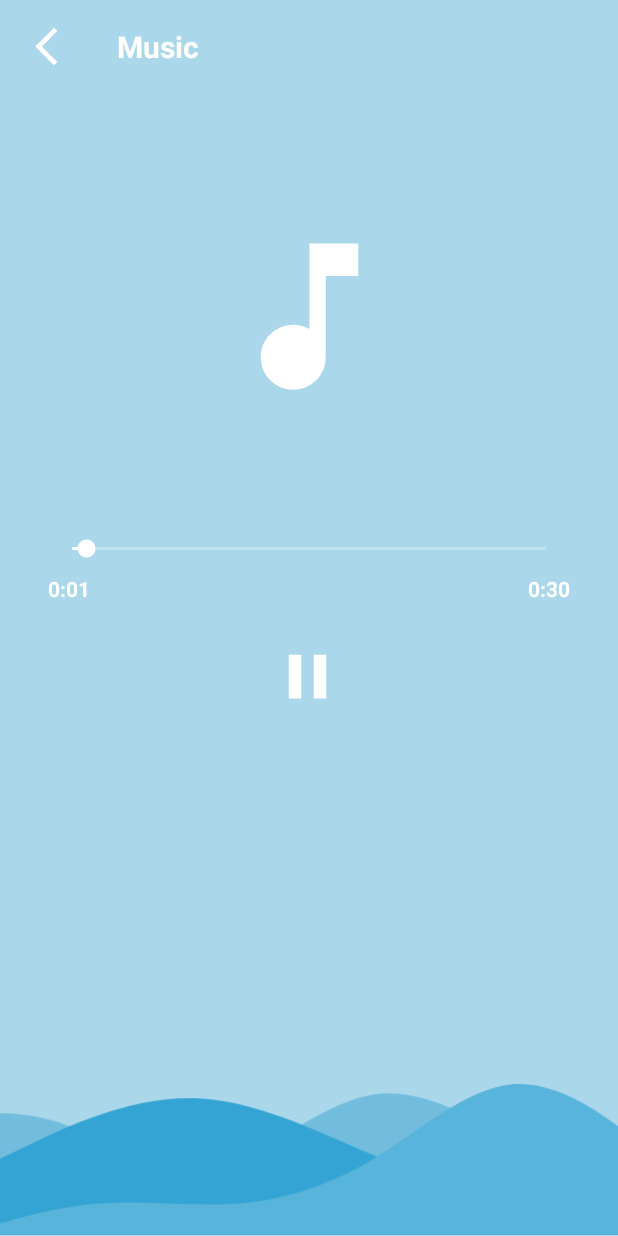
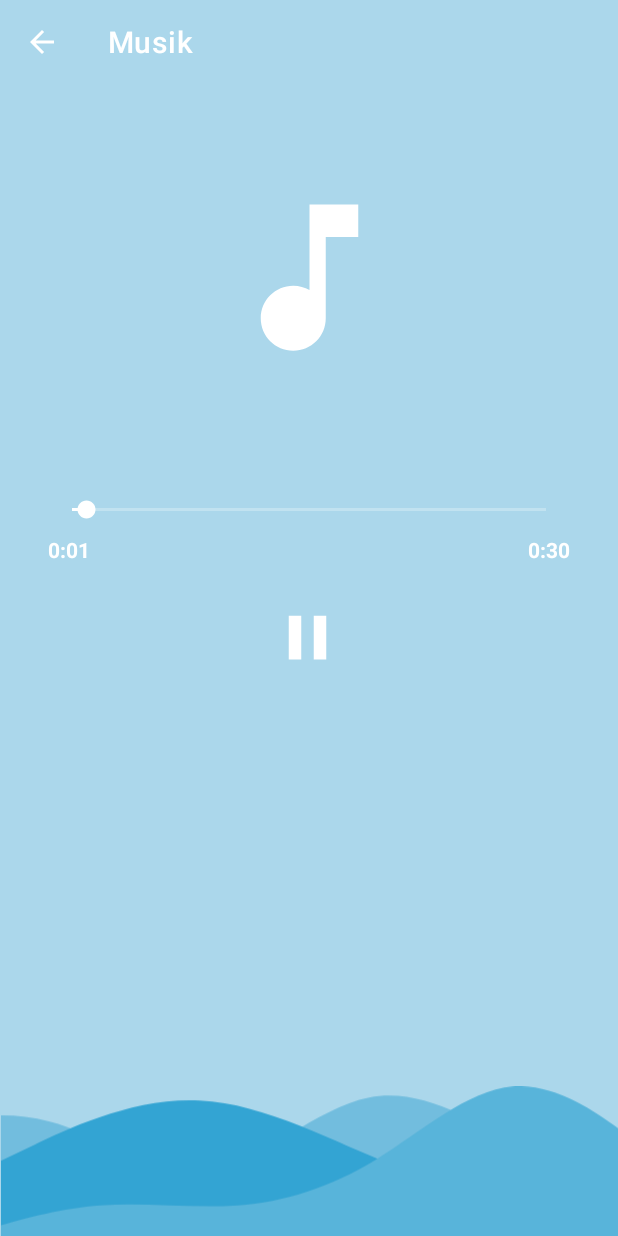
Before and after one commit to EnhanceTeam/sMEdy-app, an Android app: the MusicPlayerActivity screen opened directly, with no data from a screen before it, on a phone screen of 412 x 824 dp. Run offline under Robolectric (Android 15) with nearby library versions, the phone set to English and light mode, and no system bars; Roboto replaces fonts that are not available here.

Commit message:
Update player design

```diff
--- a/Smedy/app/src/main/java/com/example/smedy/view/MusicPlayerActivity.java
+++ b/Smedy/app/src/main/java/com/example/smedy/view/MusicPlayerActivity.java
@@ -4,6 +4,7 @@ import android.content.Intent;
 import android.media.MediaPlayer;
 import android.os.Bundle;
 import android.os.Handler;
+import android.view.MenuItem;
 import android.view.MotionEvent;
 import android.view.View;
 import android.widget.ImageView;
@@ -11,7 +12,9 @@ import android.widget.SeekBar;
 import android.widget.TextView;
 import android.widget.Toast;
 
+import androidx.annotation.NonNull;
 import androidx.appcompat.app.AppCompatActivity;
+import androidx.appcompat.widget.Toolbar;
 import androidx.lifecycle.Observer;
 import androidx.lifecycle.ViewModelProvider;
 
@@ -23,7 +26,8 @@ import com.example.smedy.viewmodel.MusicViewModel;
 import java.util.ArrayList;
 
 public class MusicPlayerActivity extends AppCompatActivity {
-    private ImageView musicImageViewBack, musicPlayerImageView, musicPlayerPlayPauseImageView;
+    private Toolbar toolbarMusicPlayer;
+    private ImageView musicPlayerImageView, musicPlayerPlayPauseImageView;
     private SeekBar musicPlayerSeekBar;
     private TextView musicPlayerCurrentTimeTextView, musicPlayerTotalTimeTextView, musicPlayerTitleTextView;
     private MediaPlayer mediaPlayer;
@@ -57,6 +61,7 @@ public class MusicPlayerActivity extends AppCompatActivity {
     protected void onCreate(Bundle savedInstanceState) {
         super.onCreate(savedInstanceState);
         setContentView(R.layout.activity_music_player);
+        getWindow().setStatusBarColor(getColor(R.color.soft_blue_100));
 
         initialize();
         setListener();
@@ -76,14 +81,6 @@ public class MusicPlayerActivity extends AppCompatActivity {
     }
 
     private void setListener() {
-        musicImageViewBack.setOnClickListener(new View.OnClickListener() {
-            @Override
-            public void onClick(View view) {
-                pause();
-                finish();
-            }
-        });
-
         musicPlayerPlayPauseImageView.setOnClickListener(new View.OnClickListener() {
             @Override
             public void onClick(View view) {
@@ -157,13 +154,17 @@ public class MusicPlayerActivity extends AppCompatActivity {
         musicFormat = intent.getStringExtra("music");
         tokenFormat = intent.getStringExtra("token");
 
-        musicImageViewBack = findViewById(R.id.musicImageViewBack);
+        toolbarMusicPlayer = findViewById(R.id.toolbarMusicPlayer);
         musicPlayerImageView = findViewById(R.id.musicPlayerImageView);
         musicPlayerPlayPauseImageView = findViewById(R.id.musicPlayerPlayPauseImageView);
         musicPlayerSeekBar = findViewById(R.id.musicPlayerSeekBar);
         musicPlayerCurrentTimeTextView = findViewById(R.id.musicPlayerCurrentTimeTextView);
         musicPlayerTotalTimeTextView = findViewById(R.id.musicPlayerTotalTimeTextView);
         musicPlayerTitleTextView = findViewById(R.id.musicPlayerTitleTextView);
+
+        setSupportActionBar(toolbarMusicPlayer);
+        getSupportActionBar().setDisplayHomeAsUpEnabled(true);
+        getSupportActionBar().setHomeButtonEnabled(true);
 
         viewModel = new ViewModelProvider(MusicPlayerActivity.this).get(MusicViewModel.class);
         viewModel.setResultGetMusic();
@@ -205,4 +206,15 @@ public class MusicPlayerActivity extends AppCompatActivity {
         finish();
     }
 
+    @Override
+    public boolean onOptionsItemSelected(@NonNull MenuItem item) {
+
+        if (item.getItemId() == android.R.id.home) {
+            pause();
+            finish();
+        }
+
+        return super.onOptionsItemSelected(item);
+    }
+
 }
--- a/Smedy/app/src/main/java/com/example/smedy/view/SplashActivity.java
+++ b/Smedy/app/src/main/java/com/example/smedy/view/SplashActivity.java
@@ -5,6 +5,7 @@ import androidx.appcompat.app.AppCompatActivity;
 import android.content.Intent;
 import android.os.Bundle;
 import android.os.Handler;
+import android.view.View;
 import android.view.Window;
 import android.widget.ImageView;
 
@@ -83,6 +84,10 @@ public class SplashActivity extends AppCompatActivity {
 
         // Set Android Status Bar Color
         getWindow().setStatusBarColor(getColor(R.color.blue_800));
+
+        // Set Android Status Bar Text Color
+        View decorView = getWindow().getDecorView();
+        decorView.setSystemUiVisibility(decorView.getSystemUiVisibility() & ~View.SYSTEM_UI_FLAG_LIGHT_STATUS_BAR);
     }
 
     private void setAnimation() {
--- a/Smedy/app/src/main/res/layout/activity_music_player.xml
+++ b/Smedy/app/src/main/res/layout/activity_music_player.xml
@@ -6,6 +6,18 @@
     android:layout_height="match_parent"
     android:background="#ABD7EB"
     tools:context=".view.MusicPlayerActivity">
+
+    <androidx.appcompat.widget.Toolbar
+        android:id="@+id/toolbarMusicPlayer"
+        android:layout_width="match_parent"
+        android:layout_height="wrap_content"
+        android:background="?attr/colorPrimary"
+        android:minHeight="?attr/actionBarSize"
+        android:theme="@style/ToolbarSoftBlue"
+        app:layout_constraintEnd_toEndOf="parent"
+        app:layout_constraintStart_toStartOf="parent"
+        app:layout_constraintTop_toTopOf="parent"
+        app:title="@string/musik" />
 
     <ImageView
         android:id="@+id/musicPlayerPlayPauseImageView"
@@ -49,10 +61,10 @@
         android:id="@+id/musicPlayerImageView"
         android:layout_width="130dp"
         android:layout_height="130dp"
-        android:layout_marginTop="100dp"
+        android:layout_marginTop="64dp"
         app:layout_constraintEnd_toEndOf="parent"
         app:layout_constraintStart_toStartOf="parent"
-        app:layout_constraintTop_toBottomOf="@+id/musicImageViewBack"
+        app:layout_constraintTop_toBottomOf="@+id/toolbarMusicPlayer"
         app:srcCompat="@drawable/ic_baseline_music_note_24" />
 
     <TextView
@@ -79,34 +91,10 @@
         app:layout_constraintTop_toBottomOf="@+id/musicPlayerImageView" />
 
     <ImageView
-        android:id="@+id/musicImageViewBack"
-        android:layout_width="wrap_content"
-        android:layout_height="wrap_content"
-        android:layout_marginStart="16dp"
-        android:layout_marginTop="16dp"
-        android:background="?android:attr/selectableItemBackground"
-        app:srcCompat="@drawable/ic_baseline_arrow_back_ios_new_24"
-        app:layout_constraintStart_toStartOf="parent"
-        app:layout_constraintTop_toTopOf="parent"
-         />
-
-    <TextView
-        android:id="@+id/textView9"
-        android:layout_width="wrap_content"
-        android:layout_height="wrap_content"
-        android:layout_marginStart="32dp"
-        android:textColor="#FFFFFF"
-        android:textSize="20sp"
-        android:textStyle="bold"
-        android:text="Music"
-        app:layout_constraintBottom_toBottomOf="@+id/musicImageViewBack"
-        app:layout_constraintStart_toEndOf="@+id/musicImageViewBack"
-        app:layout_constraintTop_toTopOf="@+id/musicImageViewBack" />
-
-    <ImageView
         android:id="@+id/imageView15"
-        android:layout_width="0dp"
+        android:layout_width="411dp"
         android:layout_height="102dp"
+        android:layout_marginBottom="-1dp"
         app:layout_constraintBottom_toBottomOf="parent"
         app:layout_constraintEnd_toEndOf="parent"
         app:layout_constraintStart_toStartOf="parent"
--- a/Smedy/app/src/main/res/values/strings.xml
+++ b/Smedy/app/src/main/res/values/strings.xml
@@ -54,4 +54,6 @@
     <string name="working_hour1">08.00</string>
     <string name="working_hour2">10.00</string>
     <string name="working_hour3">13.00</string>
+    <string name="musik">Musik</string>
+    <string name="meditasi">Meditasi</string>
 </resources>
--- a/Smedy/app/src/main/res/values/themes.xml
+++ b/Smedy/app/src/main/res/values/themes.xml
@@ -19,8 +19,12 @@
 
     <!--  Toolbar  -->
     <style name="ToolbarColor">
-<!--        <item name="android:textColorPrimary">@color/black</item>-->
-<!--        <item name="android:textColorSecondary">@color/black</item>-->
         <item name="android:backgroundTint">@color/blue_background</item>
     </style>
+
+    <style name="ToolbarSoftBlue">
+        <item name="android:textColorPrimary">@color/white</item>
+        <item name="android:textColorSecondary">@color/white</item>
+        <item name="android:backgroundTint">@color/soft_blue_100</item>
+    </style>
 </resources>
```
Also changed, not shown: Smedy/app/src/main/java/com/example/smedy/view/MeditationPlayerActivity.java (+31 -24 lines), Smedy/app/src/main/res/layout/activity_meditation_player.xml (+17 -27 lines).
